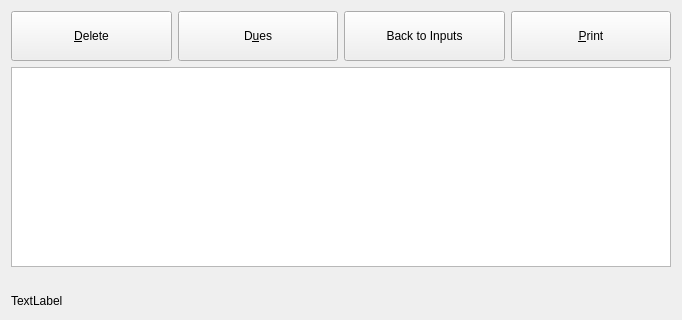
Above: plugins/accountplugin/receipts/controlreceipts.ui from FreeHealth/freehealth before the change; both pictures show x 0 to 682 and y 0 to 320 of the 682 by 468 pixel window. Below: the same form after it.
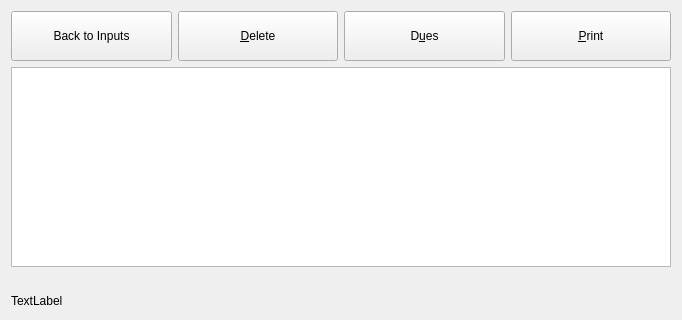
That is the form after the change.

Commit message: move toggle buttons to the left

Diff of the .ui file:
```diff
--- a/plugins/accountplugin/receipts/controlreceipts.ui
+++ b/plugins/accountplugin/receipts/controlreceipts.ui
@@ -24,7 +24,7 @@
     <layout class="QGridLayout" name="gridLayout">
      <item row="0" column="0">
       <layout class="QGridLayout" name="gridLayout_3">
-       <item row="0" column="1">
+       <item row="0" column="2">
         <widget class="QPushButton" name="duesButton">
          <property name="minimumSize">
           <size>
@@ -37,7 +37,7 @@
          </property>
         </widget>
        </item>
-       <item row="0" column="0">
+       <item row="0" column="1">
         <widget class="QPushButton" name="deleteButton">
          <property name="minimumSize">
           <size>
@@ -69,7 +69,7 @@
          </property>
         </widget>
        </item>
-       <item row="0" column="2">
+       <item row="0" column="0">
         <widget class="QPushButton" name="backButton">
          <property name="minimumSize">
           <size>
```
Left out of the diff: 2 changed lines with no effect on the pictures. The commit also changes 1 other file.
